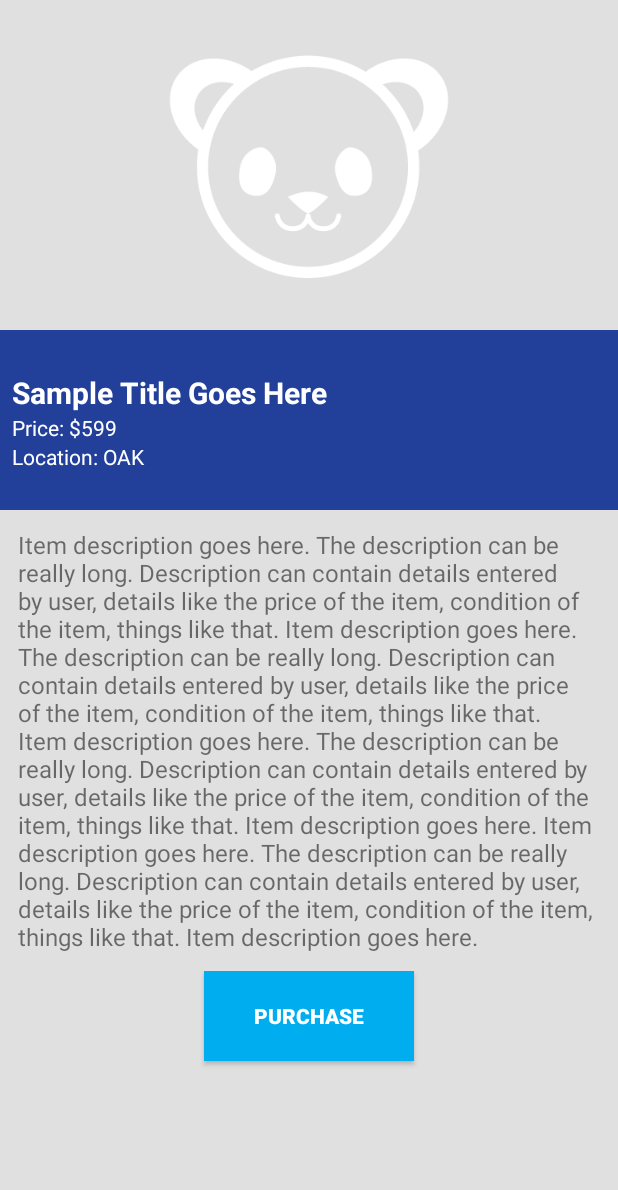
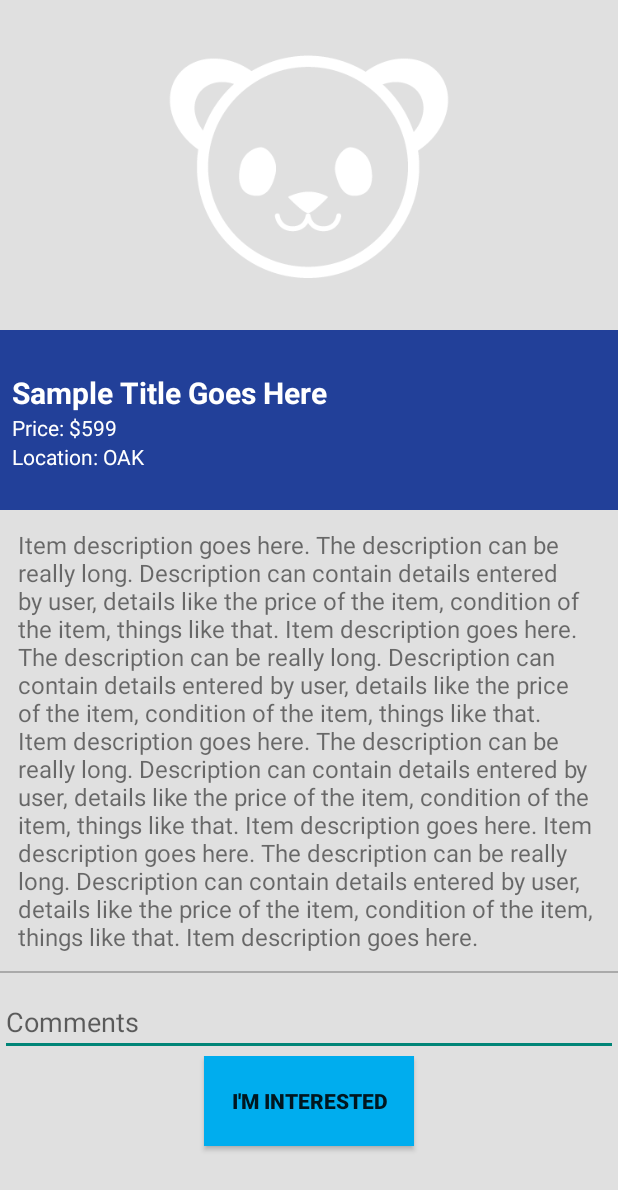
Before and after one commit to marcn/pandaslist, an Android app: the PostDetailActivity screen opened directly, with no data from a screen before it, on a phone screen of 412 x 824 dp. Shown: the top 1190 px of the screen. Run offline under Robolectric (Android 15) with nearby library versions, the light colour scheme and no system bars; libraries missing offline, so code that uses them is left out: android.support.v7; pictures from the network do not load.

Commit message:
whole bunch of work, mostly details page UI hooked!

```diff
--- a/mobile/android/PandaList/app/src/main/res/layout/activity_post_details.xml
+++ b/mobile/android/PandaList/app/src/main/res/layout/activity_post_details.xml
@@ -77,6 +77,33 @@
             android:textSize="16sp"
             android:text="Item description goes here. The description can be really long. Description can contain details entered by user, details like the price of the item, condition of the item, things like that. Item description goes here. The description can be really long. Description can contain details entered by user, details like the price of the item, condition of the item, things like that. Item description goes here. The description can be really long. Description can contain details entered by user, details like the price of the item, condition of the item, things like that. Item description goes here. Item description goes here. The description can be really long. Description can contain details entered by user, details like the price of the item, condition of the item, things like that. Item description goes here."/>
 
+        <View
+            android:layout_width="fill_parent"
+            android:layout_height="1dp"
+            android:background="@android:color/darker_gray"/>
+
+        <!-- DO postDetailCommentsContainer.addView(activityPostCommentLayout); to add comments -->
+        <LinearLayout
+            android:id="@+id/post_detail_comments_container"
+            android:layout_width="fill_parent"
+            android:layout_height="wrap_content"
+            android:orientation="vertical" />
+
+        <LinearLayout
+            android:layout_width="fill_parent"
+            android:layout_height="wrap_content"
+            android:orientation="vertical"
+            android:layout_gravity="center_horizontal"
+            android:gravity="center" >
+
+            <EditText
+                android:id="@+id/post_comments_edittext"
+                android:layout_marginTop="10dp"
+                android:layout_width="fill_parent"
+                android:layout_height="wrap_content"
+                android:hint="Comments"
+                />
+
             <LinearLayout
                 android:layout_width="fill_parent"
                 android:layout_height="wrap_content"
@@ -93,15 +120,16 @@
 
                 <Button
                     android:id="@+id/post_button"
-                android:layout_marginTop="5dp"
+                    android:layout_marginTop="15dp"
                     android:background="#00adee"
                     android:layout_gravity="center_horizontal"
                     android:layout_width="140dp"
                     android:layout_height="60dp"
-                android:textColor="#ffffff"
+                    style="?android:attr/selectableItemBackground"
                     android:textStyle="bold"
                     android:layout_marginBottom="8dp"
-                android:text="Purchase" />
+                    android:text="I'm Interested" />
+            </LinearLayout>
 
         </LinearLayout>
 
--- a/mobile/android/PandaList/app/src/main/res/layout/error.xml
+++ b/mobile/android/PandaList/app/src/main/res/layout/error.xml
@@ -6,6 +6,7 @@
     android:layout_width="match_parent"
     android:layout_height="match_parent"
     android:orientation="vertical"
+    android:visibility="gone"
     android:gravity="center_vertical">
 
 
@@ -21,7 +22,6 @@
         android:gravity="center_horizontal"
         android:textAppearance="@android:style/TextAppearance.DeviceDefault.Medium"
         android:textColor="#FF4444"
-
         android:text="Error loading content. Please try again later."/>
 
 </LinearLayout>
```
Also changed, not shown: mobile/android/PandaList/app/src/main/java/com/pandora/hackathon/pandalist/activity/PostDetailActivity.java (+63 -8 lines), mobile/android/PandaList/app/src/main/java/com/pandora/hackathon/pandalist/fragment/ListingsFragment.java (+17 -5 lines), mobile/android/PandaList/app/src/main/res/layout/activity_post_comment_layout.xml (added, +30 -0 lines). Lines whose indentation alone changed are shown as unchanged.
